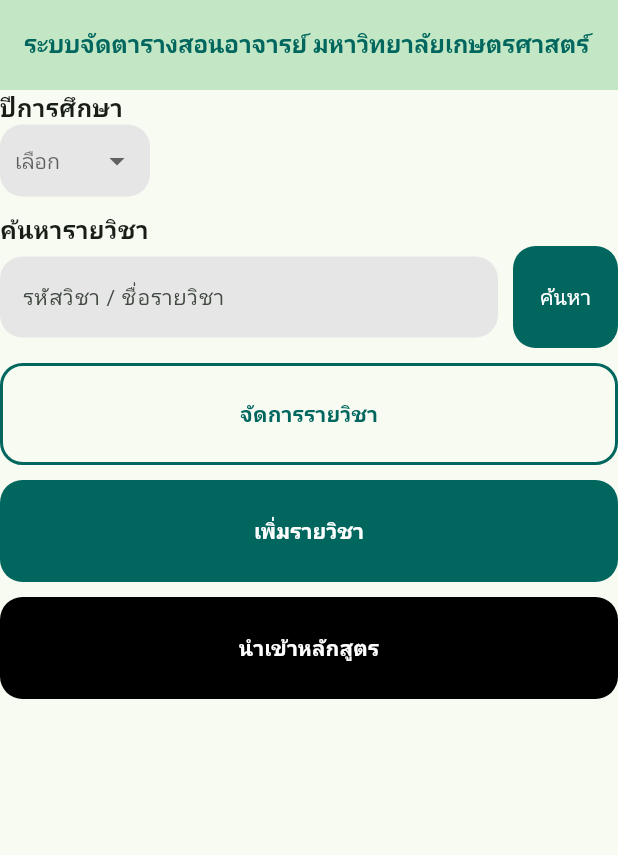
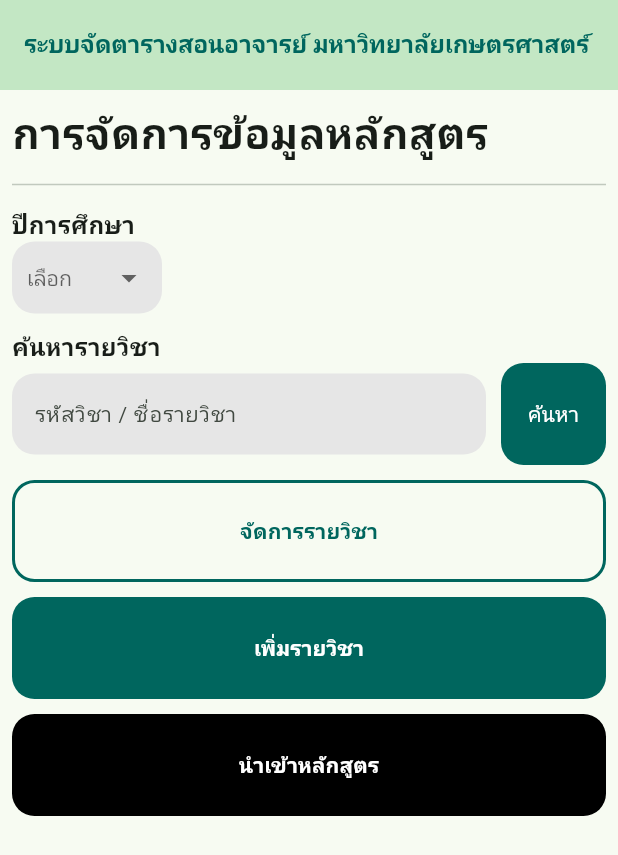
Before and after one commit to itnisa-a/flutter_wowcha, a Flutter app: the screen it shows after launch, on a phone screen of 412 x 824 dp. Shown: the top 855 px of the screen. Run offline on Flutter 3.47's test engine with Material 2 defaults, Android fonts, the phone set to English and light mode, and no system bars; our stand-ins replace cloud_firestore, firebase_core, sidebarx, unicons; accounts and stored records are empty.

```diff
--- a/project/lib/Modules/ManagerPage/Dashbord/Dashbord_Small.dart
+++ b/project/lib/Modules/ManagerPage/Dashbord/Dashbord_Small.dart
@@ -28,7 +28,13 @@ class _DashbordSmallState extends State<DashbordSmall> {
   @override
   Widget build(BuildContext context) {
     final orientation = MediaQuery.of(context).orientation;
-    return Container(
+    return Padding(
+      padding: const EdgeInsets.all(8.0),
+      child: Column(
+        children: [
+          _header(),
+          const Divider(height: 30),
+          Container(
               child: orientation == Orientation.portrait //short if/else
                   ? Column(
                       //is if
@@ -37,7 +43,8 @@ class _DashbordSmallState extends State<DashbordSmall> {
                         Column(
                           crossAxisAlignment: CrossAxisAlignment.start,
                           children: [
-                      _title(),
+
+                            _year(),
                             _selectYear(),
                             const SizedBox(height: 10),
                             _SearchSubject(), //ควย
@@ -57,7 +64,7 @@ class _DashbordSmallState extends State<DashbordSmall> {
                         Column(
                           crossAxisAlignment: CrossAxisAlignment.start,
                           children: [
-                      _title(),
+                            _year(),
                             const SizedBox(height: 2),
                             _selectYear(),
                           ],
@@ -86,10 +93,26 @@ class _DashbordSmallState extends State<DashbordSmall> {
                           ),
                         )
                       ],
-              ));
+                    )),
+        ],
+      ),
+    );
   }
 
-  Container _title() {
+Container _header() {
+  return Container(
+    alignment: Alignment.topLeft,
+    child: const Text(
+      "การจัดการข้อมูลหลักสูตร",
+      style: TextStyle(
+        fontWeight: FontWeight.bold,
+        fontSize: 28,
+      ),
+    ),
+  );
+}
+
+Container _year() {
   return Container(
     alignment: Alignment.topLeft,
     child: const Text(
```
Lines whose indentation alone changed are shown as unchanged.
